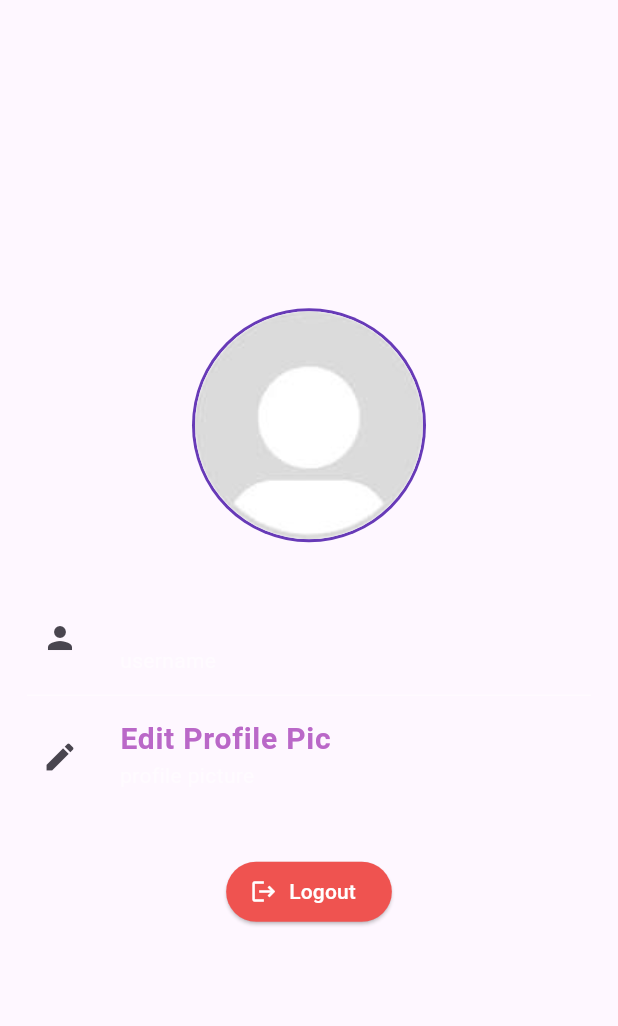
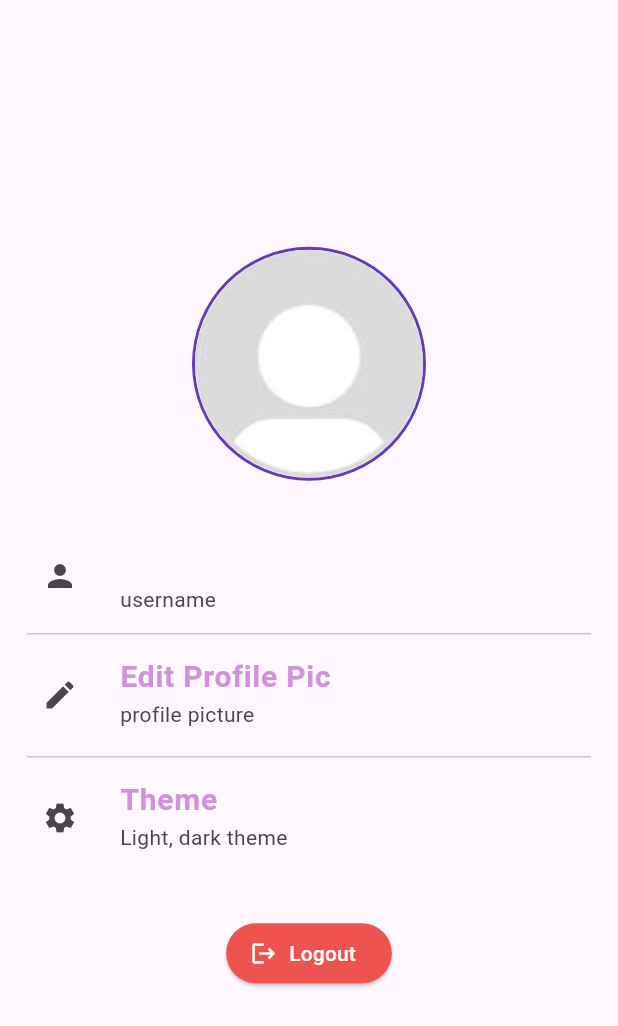
Before and after one commit to harsh17303/flutter-notpad, a Flutter app: the ProfilePage screen opened directly, on a phone screen of 412 x 824 dp. Shown: the top 1026 px of the screen. Run offline on Flutter 3.47's test engine with Material 3 defaults, Android fonts, the phone set to English and light mode, and no system bars; our stand-ins replace get, image_picker, shared_preferences, sqflite; accounts and stored records are empty.

Commit message:
updated with getx

```diff
--- a/notes_app/lib/view/profile_page.dart
+++ b/notes_app/lib/view/profile_page.dart
@@ -1,5 +1,6 @@
 import 'package:flutter/cupertino.dart';
 import 'package:flutter/material.dart';
+import 'package:get/route_manager.dart';
 import 'package:notes_app/SQLite/sqlite.dart';
 import 'package:notes_app/view/login_page.dart';
 import 'package:shared_preferences/shared_preferences.dart';
@@ -109,11 +110,11 @@ class _ProfilePageState extends State<ProfilePage> {
                   ),
                   subtitle: const Text(
                     'username',
-                    style: TextStyle(color: Colors.white54),
+                    // style: TextStyle(color: Colors.white54),
                   ),
                 ),
                 const Divider(
-                  color: Colors.white54,
+                  // color: Colors.white54,
                   indent: 18.0,
                   endIndent: 18.0,
                   height: 10.0,
@@ -124,13 +125,63 @@ class _ProfilePageState extends State<ProfilePage> {
                     "Edit Profile Pic",
                     style: TextStyle(
                       fontWeight: FontWeight.bold,
-                      color: Colors.purple.shade300,
+                      color: Colors.purple.shade200,
                       fontSize: 20,
                     ),
                   ),
                   subtitle: const Text(
                     'profile picture',
-                    style: TextStyle(color: Colors.white54),
+                    // style: TextStyle(color: Colors.white54),
+                  ),
+                ),
+                const Divider(
+                  // color: Colors.white54,
+                  indent: 18.0,
+                  endIndent: 18.0,
+                  height: 10.0,
+                ),
+                ListTile(
+                  leading: IconButton(onPressed: (){
+                    Get.bottomSheet(
+                      Container(
+                        decoration: BoxDecoration(
+                          color: Colors.deepPurple,
+                          borderRadius: BorderRadius.only(topLeft:Radius.circular(30), topRight: Radius.circular(30)),
+                        ),
+                        child: Column(
+                          children: [
+                            ListTile(
+                              leading: Icon(Icons.light_mode, color: Colors.white,),
+                              title: Text('Light Mode', style: TextStyle(color: Colors.white),),
+                              onTap: (){
+                                Get.changeTheme(ThemeData.light());
+                                Get.back();
+                              } ,
+                            ),
+                            ListTile(
+                              leading: Icon(Icons.dark_mode, color: Colors.white),
+                              title: Text('Dark Mode', style: TextStyle(color: Colors.white)),
+                              onTap: (){
+                                Get.changeTheme(ThemeData.dark());
+                                Get.back();
+                              } ,
+                            )
+                          ],
+                        ),
+                      )
+                    );
+                  }, icon: const Icon(Icons.settings)),
+                  title: Text(
+                    "Theme",
+                    style: TextStyle(
+                      fontWeight: FontWeight.bold,
+                      color: Colors.purple.shade200,
+                      fontSize: 20,
+                    ),
+                  ),
+                  subtitle: const Text(
+                    'Light, dark theme',
+                    // style: TextStyle(color: Colors.white54),
                   ),
                 ),
                 const SizedBox(height: 30),
```
Also changed, not shown: notes_app/lib/view/craeteNote_page.dart (+7 -3 lines), notes_app/lib/view/note_page.dart (+13 -6 lines).
